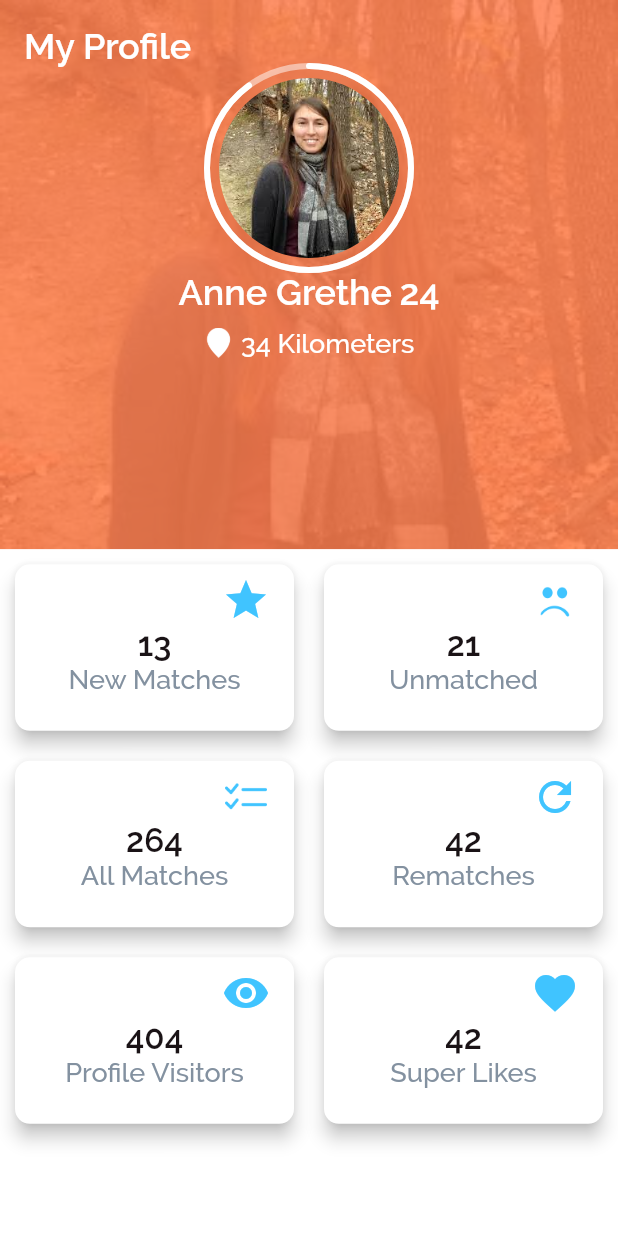
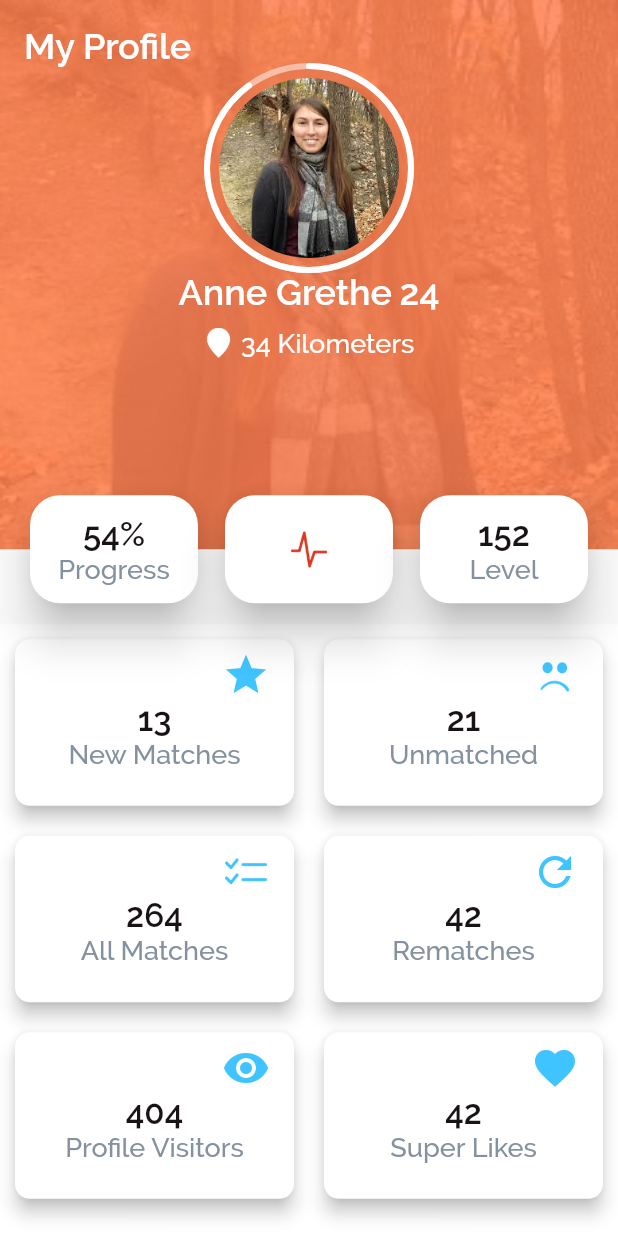
Before and after one commit to VighneshMestry/Dating-App, a Flutter app: the screen it shows after launch, on a phone screen of 412 x 824 dp. Run offline on Flutter 3.47's test engine with Material 2 defaults, Android fonts, the phone set to English and light mode, and no system bars.

Commit message:
commit 4

```diff
--- a/lib/commons/profile_info_card.dart
+++ b/lib/commons/profile_info_card.dart
@@ -1,14 +1,38 @@
-import 'package:flutter/src/widgets/container.dart';
-import 'package:flutter/src/widgets/framework.dart';
+import 'package:dating_app/commons/two_line_item.dart';
+import 'package:dating_app/styleguide/colors.dart';
+import 'package:flutter/cupertino.dart';
+import 'package:flutter/material.dart';
 
 class ProfileInfoCard extends StatelessWidget {
-
   final firstText, secondText, hasImage, imagePath;
 
-  const ProfileInfoCard({super.key, this.firstText, this.secondText, this.hasImage, this.imagePath});
+  const ProfileInfoCard(
+      {super.key,
+      this.firstText,
+      this.secondText,
+      this.hasImage = false,
+      this.imagePath});
 
   @override
   Widget build(BuildContext context) {
-    return Container();
+    return Expanded(
+      child: Card(
+        elevation: 12,
+        shape: RoundedRectangleBorder(borderRadius: BorderRadius.circular(20),),
+        child: hasImage
+            ? Center(
+                child: Image.asset(
+                  imagePath,
+                  color: primaryColor,
+                  width: 25,
+                  height: 25,
+                ),
+              )
+            : TwoLineItem(
+                firstText: firstText,
+                secondText: secondText,
+              ),
+      ),
+    );
   }
 }
--- /dev/null
+++ b/lib/commons/two_line_item.dart
@@ -0,0 +1,20 @@
+import 'package:dating_app/styleguide/text_style.dart';
+import 'package:flutter/cupertino.dart';
+
+class TwoLineItem extends StatelessWidget {
+
+  final firstText, secondText;
+
+  const TwoLineItem({super.key, required this.firstText, required this.secondText});
+
+  @override
+  Widget build(BuildContext context) {
+    return Column(
+      mainAxisAlignment: MainAxisAlignment.center,
+      children: [
+        Text(firstText, style: titleStyle,),
+        Text(secondText, style: subTitleStyle,),
+      ],
+    );
+  }
+}
--- a/lib/pages/profile_page.dart
+++ b/lib/pages/profile_page.dart
@@ -20,7 +20,6 @@ class ProfilePage extends StatelessWidget {
       body: Stack(
         children: [
           Column(
-
             children: [
               Expanded(
                 flex: 4,
@@ -52,6 +51,8 @@ class ProfilePage extends StatelessWidget {
               ),
               Expanded(
                 flex: 5,
+                child: Padding(
+                  padding: const EdgeInsets.only(top: 50),
                   child: Container(
                     color: Colors.white,
                     child: Table(
@@ -112,11 +113,14 @@ class ProfilePage extends StatelessWidget {
                               ),
                             ),
                             GestureDetector(
-                            // onTap: Navigator.of(context).push(
-                            //   MaterialPageRoute(
-                            //     builder: (context) => const SuperLikesMePage(),
-                            //   ),
-                            // ),
+                              onTap: () {
+                                Navigator.of(context).push(
+                                  MaterialPageRoute(
+                                    builder: (context) =>
+                                        const SuperLikesMePage(),
+                                  ),
+                                );
+                              },
                               child: const ProfileInfoBigCard(
                                 firstText: "42",
                                 secondText: "Super Likes",
@@ -132,30 +136,34 @@ class ProfilePage extends StatelessWidget {
                       ],
                     ),
                   ),
+                ),
               )
             ],
           ),
           // Positioned also requires atleast one vertical component and two horizontal components
           Positioned(
-            top: screenHeight * (4/9) - 80/2,
+            top: screenHeight * (4 / 9) - 80 / 2,
             left: 16,
             right: 16,
+            height: 80,
             child: Row(
-              children: [
-                ProfileInfoCard(
-                  firstText: "54%",
-                  secondText: "Progress"
+              mainAxisAlignment: MainAxisAlignment.spaceBetween,
+              mainAxisSize: MainAxisSize.max,
+              children: const [
+                ProfileInfoCard(firstText: "54%", secondText: "Progress"),
+                SizedBox(
+                  width: 10,
                 ),
                 ProfileInfoCard(
                   hasImage: true,
                   imagePath: "assets/icons/pulse.png",
                 ),
-                ProfileInfoCard(
-                  firstText: "152",
-                  secondText: "Level"
+                SizedBox(
+                  width: 10,
                 ),
+                ProfileInfoCard(firstText: "152", secondText: "Level"),
               ],
-            )
+            ),
           )
         ],
       ),
```
Lines whose indentation alone changed are shown as unchanged.
